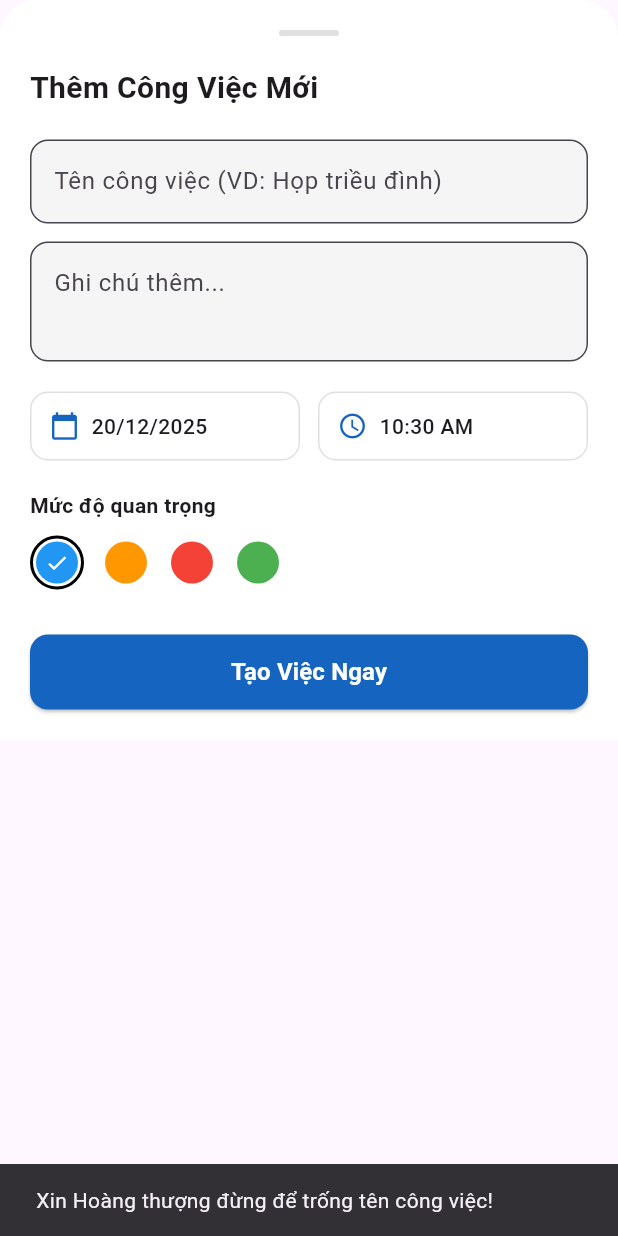
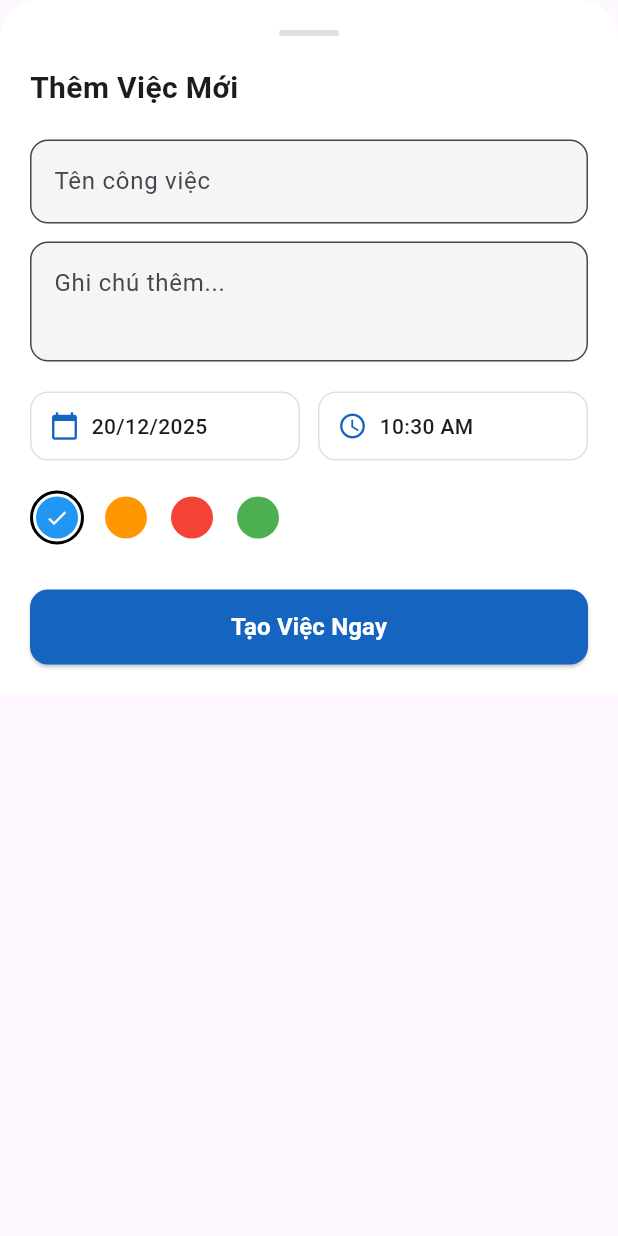
Before and after one commit to nvthih24/offline-task-planner, a Flutter app: the AddTaskSheet widget shown alone on an empty page, opened directly, after a tap on "Tạo Việc Ngay", on a phone screen of 412 x 824 dp. Run offline on Flutter 3.47's test engine with Material 3 defaults, Android fonts, the phone set to English and light mode, and no system bars; our stand-ins replace flutter_slidable, hive, hive_flutter; accounts and stored records are empty.

Commit message:
hoàn thành home

```diff
--- a/offlinetaskplanner/lib/screens/home_screen.dart
+++ b/offlinetaskplanner/lib/screens/home_screen.dart
@@ -122,7 +122,13 @@ class _HomeScreenState extends State<HomeScreen> {
           children: [
              SlidableAction(
               onPressed: (context) {
-                // Gọi hàm sửa (sẽ làm sau)
+                // <--- THAY ĐỔI Ở ĐÂY: Gọi bảng nhập liệu và truyền task vào
+                showModalBottomSheet(
+                  context: context,
+                  isScrollControlled: true,
+                  backgroundColor: Colors.transparent,
+                  builder: (context) => AddTaskSheet(task: task), // Truyền task cũ vào để sửa
+                );
               },
               backgroundColor: Colors.blueAccent,
               foregroundColor: Colors.white,
--- a/offlinetaskplanner/lib/widgets/add_task_sheet.dart
+++ b/offlinetaskplanner/lib/widgets/add_task_sheet.dart
@@ -1,25 +1,27 @@
 import 'package:flutter/material.dart';
 import 'package:intl/intl.dart';
 import 'package:provider/provider.dart';
+import '../data/models/task_model.dart';
 import '../providers/task_provider.dart';
 
 class AddTaskSheet extends StatefulWidget {
-  const AddTaskSheet({super.key});
+  final Task? task; // <--- Điểm mới: Nhận vào công việc cần sửa (nếu có)
+
+  const AddTaskSheet({super.key, this.task});
 
   @override
   State<AddTaskSheet> createState() => _AddTaskSheetState();
 }
 
 class _AddTaskSheetState extends State<AddTaskSheet> {
-  final _titleController = TextEditingController();
-  final _noteController = TextEditingController();
+  late TextEditingController _titleController;
+  late TextEditingController _noteController;
 
-  DateTime _selectedDate = DateTime.now();
-  TimeOfDay _startTime = TimeOfDay.now();
-  TimeOfDay _endTime = TimeOfDay.now().replacing(minute: TimeOfDay.now().minute + 30);
-  int _selectedColorIndex = 0; // 0: Xanh, 1: Cam, 2: Đỏ
+  late DateTime _selectedDate;
+  late TimeOfDay _startTime;
+  late TimeOfDay _endTime;
+  late int _selectedColorIndex;
 
-  // Danh sách màu để chọn
   final List<Color> _colors = [
     Colors.blue,
     Colors.orange,
@@ -28,8 +30,35 @@ class _AddTaskSheetState extends State<AddTaskSheet> {
   ];
 
   @override
+  void initState() {
+    super.initState();
+    // KIỂM TRA: Đang sửa hay đang tạo mới?
+    final task = widget.task;
+    if (task != null) {
+      // Đang sửa: Lấy dữ liệu cũ đắp vào
+      _titleController = TextEditingController(text: task.title);
+      _noteController = TextEditingController(text: task.note);
+      _selectedDate = task.date;
+      _startTime = TimeOfDay.fromDateTime(task.startTime);
+      _endTime = TimeOfDay.fromDateTime(task.endTime);
+      _selectedColorIndex = task.colorIndex;
+    } else {
+      // Tạo mới: Lấy mặc định
+      _titleController = TextEditingController();
+      _noteController = TextEditingController();
+      _selectedDate = DateTime.now();
+      _startTime = TimeOfDay.now();
+      _endTime = TimeOfDay.now().replacing(minute: TimeOfDay.now().minute + 30);
+      _selectedColorIndex = 0;
+    }
+  }
+
+  @override
   Widget build(BuildContext context) {
-    // Lấy chiều cao bàn phím để đẩy giao diện lên
+    // Tiêu đề thay đổi tùy theo việc Tạo hay Sửa
+    final String titleText = widget.task == null ? "Thêm Việc Mới" : "Sửa Công Việc";
+    final String buttonText = widget.task == null ? "Tạo Việc Ngay" : "Lưu Thay Đổi";
+
     final bottomInset = MediaQuery.of(context).viewInsets.bottom;
 
     return Container(
@@ -39,29 +68,25 @@ class _AddTaskSheetState extends State<AddTaskSheet> {
         borderRadius: BorderRadius.vertical(top: Radius.circular(25)),
       ),
       child: Column(
-        mainAxisSize: MainAxisSize.min, // Chỉ chiếm chiều cao vừa đủ
+        mainAxisSize: MainAxisSize.min,
         crossAxisAlignment: CrossAxisAlignment.start,
         children: [
-          // 1. Tiêu đề bảng
           Center(
             child: Container(
-              width: 40,
-              height: 4,
+              width: 40, height: 4,
               decoration: BoxDecoration(color: Colors.grey[300], borderRadius: BorderRadius.circular(2)),
             ),
           ),
           const SizedBox(height: 20),
-          const Text("Thêm Công Việc Mới", style: TextStyle(fontSize: 20, fontWeight: FontWeight.bold)),
+          Text(titleText, style: const TextStyle(fontSize: 20, fontWeight: FontWeight.bold)),
 
-          // 2. Nhập Tên & Ghi chú
           const SizedBox(height: 20),
           TextField(
             controller: _titleController,
             decoration: InputDecoration(
-              hintText: "Tên công việc (VD: Họp triều đình)",
+              hintText: "Tên công việc",
               border: OutlineInputBorder(borderRadius: BorderRadius.circular(12)),
-              filled: true,
-              fillColor: Colors.grey[100],
+              filled: true, fillColor: Colors.grey[100],
             ),
           ),
           const SizedBox(height: 12),
@@ -70,34 +95,28 @@ class _AddTaskSheetState extends State<AddTaskSheet> {
             decoration: InputDecoration(
               hintText: "Ghi chú thêm...",
               border: OutlineInputBorder(borderRadius: BorderRadius.circular(12)),
-              filled: true,
-              fillColor: Colors.grey[100],
+              filled: true, fillColor: Colors.grey[100],
             ),
             maxLines: 2,
           ),
 
-          // 3. Chọn Ngày & Giờ
           const SizedBox(height: 20),
           Row(
             children: [
-              // Chọn Ngày
               Expanded(
                 child: _buildDateTimePicker(
                   icon: Icons.calendar_today,
                   label: DateFormat('dd/MM/yyyy').format(_selectedDate),
                   onTap: () async {
                     final picked = await showDatePicker(
-                      context: context,
-                      initialDate: _selectedDate,
-                      firstDate: DateTime.now(),
-                      lastDate: DateTime(2100),
+                      context: context, initialDate: _selectedDate,
+                      firstDate: DateTime(2000), lastDate: DateTime(2100),
                     );
                     if (picked != null) setState(() => _selectedDate = picked);
                   },
                 ),
               ),
               const SizedBox(width: 12),
-              // Chọn Giờ Bắt đầu
               Expanded(
                 child: _buildDateTimePicker(
                   icon: Icons.access_time,
@@ -111,10 +130,7 @@ class _AddTaskSheetState extends State<AddTaskSheet> {
             ],
           ),
 
-          // 4. Chọn Màu (Mức độ ưu tiên)
           const SizedBox(height: 20),
-          const Text("Mức độ quan trọng", style: TextStyle(fontWeight: FontWeight.w600)),
-          const SizedBox(height: 10),
           Row(
             children: List.generate(_colors.length, (index) {
               return GestureDetector(
@@ -124,23 +140,17 @@ class _AddTaskSheetState extends State<AddTaskSheet> {
                   padding: const EdgeInsets.all(2),
                   decoration: BoxDecoration(
                     shape: BoxShape.circle,
-                    border: _selectedColorIndex == index
-                        ? Border.all(color: Colors.black, width: 2)
-                        : null,
+                    border: _selectedColorIndex == index ? Border.all(color: Colors.black, width: 2) : null,
                   ),
                   child: CircleAvatar(
-                    radius: 14,
-                    backgroundColor: _colors[index],
-                    child: _selectedColorIndex == index
-                        ? const Icon(Icons.check, size: 16, color: Colors.white)
-                        : null,
+                    radius: 14, backgroundColor: _colors[index],
+                    child: _selectedColorIndex == index ? const Icon(Icons.check, size: 16, color: Colors.white) : null,
                   ),
                 ),
               );
             }),
           ),
 
-          // 5. Nút Lưu
           const SizedBox(height: 30),
           SizedBox(
             width: double.infinity,
@@ -151,19 +161,19 @@ class _AddTaskSheetState extends State<AddTaskSheet> {
                 shape: RoundedRectangleBorder(borderRadius: BorderRadius.circular(12)),
               ),
               onPressed: () {
-                if (_titleController.text.isEmpty) {
-                  ScaffoldMessenger.of(context).showSnackBar(
-                    const SnackBar(content: Text("Xin Hoàng thượng đừng để trống tên công việc!")),
-                  );
-                  return;
-                }
+                if (_titleController.text.isEmpty) return;
 
-                // Gọi Provider để lưu
-                // Chuyển TimeOfDay sang DateTime để lưu vào Model
+                // Xử lý Ngày Giờ
                 final now = DateTime.now();
-                final startDateTime = DateTime(now.year, now.month, now.day, _startTime.hour, _startTime.minute);
-                final endDateTime = DateTime(now.year, now.month, now.day, _endTime.hour, _endTime.minute);
+                final startDateTime = DateTime(
+                    _selectedDate.year, _selectedDate.month, _selectedDate.day,
+                    _startTime.hour, _startTime.minute);
+                final endDateTime = DateTime(
+                    _selectedDate.year, _selectedDate.month, _selectedDate.day,
+                    _endTime.hour, _endTime.minute);
 
+                if (widget.task == null) {
+                  // === TRƯỜNG HỢP 1: TẠO MỚI ===
                   context.read<TaskProvider>().addTask(
                     title: _titleController.text,
                     note: _noteController.text,
@@ -172,10 +182,22 @@ class _AddTaskSheetState extends State<AddTaskSheet> {
                     endTime: endDateTime,
                     colorIndex: _selectedColorIndex,
                   );
+                } else {
+                  // === TRƯỜNG HỢP 2: CẬP NHẬT (SỬA) ===
+                  context.read<TaskProvider>().updateTask(
+                    id: widget.task!.id, // Lấy ID cũ để biết đường sửa
+                    title: _titleController.text,
+                    note: _noteController.text,
+                    date: _selectedDate,
+                    startTime: startDateTime,
+                    endTime: endDateTime,
+                    colorIndex: _selectedColorIndex,
+                  );
+                }
 
-                Navigator.pop(context); // Đóng bảng
+                Navigator.pop(context);
               },
-              child: const Text("Tạo Việc Ngay", style: TextStyle(color: Colors.white, fontSize: 16, fontWeight: FontWeight.bold)),
+              child: Text(buttonText, style: const TextStyle(color: Colors.white, fontSize: 16, fontWeight: FontWeight.bold)),
             ),
           ),
         ],
@@ -183,17 +205,13 @@ class _AddTaskSheetState extends State<AddTaskSheet> {
     );
   }
 
-  // Widget con hiển thị ô chọn ngày/giờ
   Widget _buildDateTimePicker({required IconData icon, required String label, required VoidCallback onTap}) {
     return InkWell(
       onTap: onTap,
       borderRadius: BorderRadius.circular(12),
       child: Container(
         padding: const EdgeInsets.symmetric(vertical: 12, horizontal: 12),
-        decoration: BoxDecoration(
-          border: Border.all(color: Colors.grey[300]!),
-          borderRadius: BorderRadius.circular(12),
-        ),
+        decoration: BoxDecoration(border: Border.all(color: Colors.grey[300]!), borderRadius: BorderRadius.circular(12)),
         child: Row(
           children: [
             Icon(icon, color: Colors.blue[800], size: 20),
```
Lines whose indentation alone changed are shown as unchanged.
